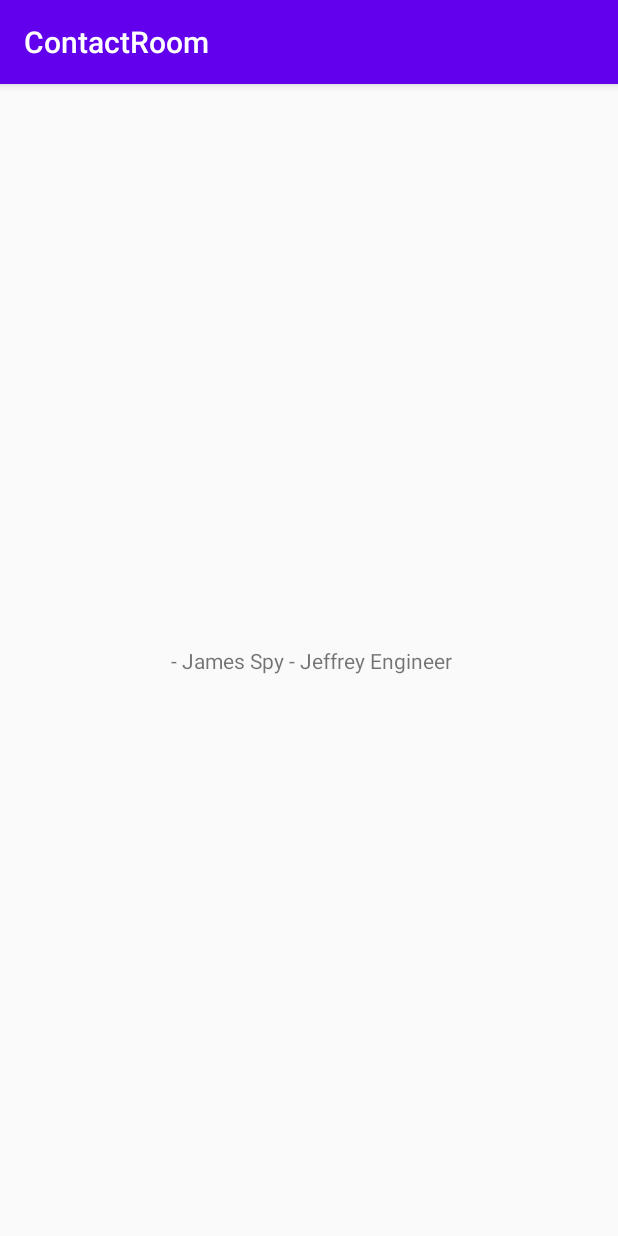
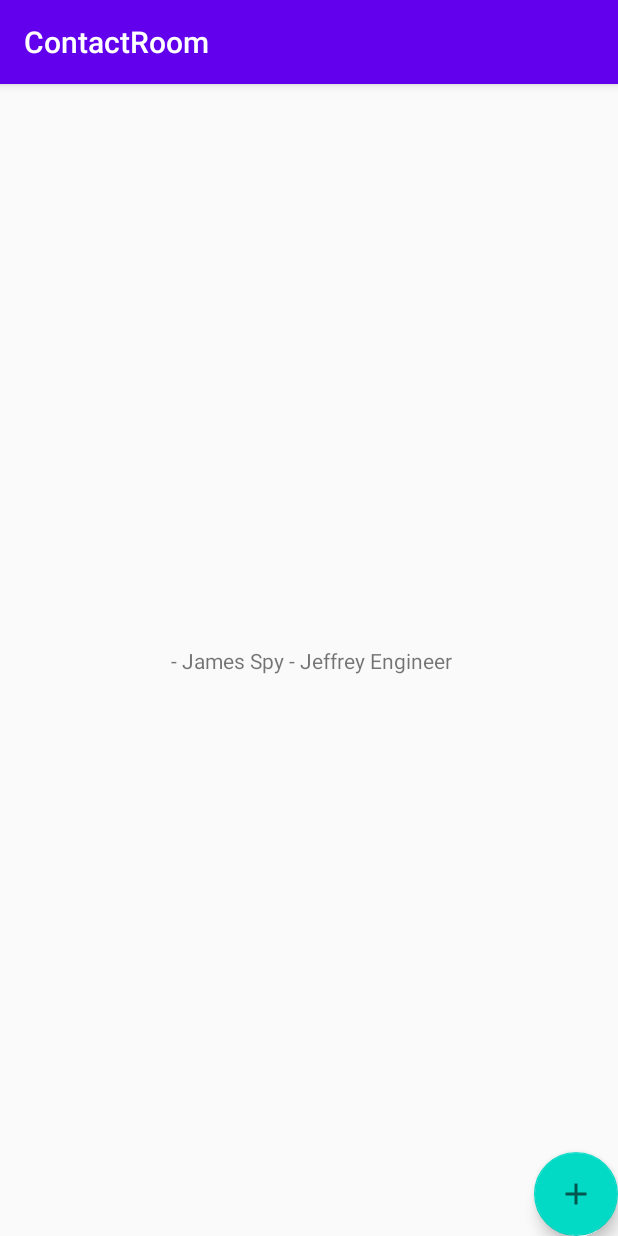
Before and after one commit to collau/ContactRoom, an Android app: the screen it shows after launch (MainActivity), on a phone screen of 412 x 824 dp. Run offline under Robolectric (Android 15) with nearby library versions, the phone set to English and light mode, and no system bars; our stand-ins replace Room's generated code.

Commit message:
8. Adding Custom Contacts Via the Contact Activity - Revert Main Activity as Launcher Activity - Floating Button to bring us to NewContact Activity - Upon Save, return to Main Activity to show that result has been saved and displayed

```diff
--- /dev/null
+++ b/app/src/main/res/drawable/ic_baseline_add_24.xml
@@ -0,0 +1,10 @@
+<vector xmlns:android="http://schemas.android.com/apk/res/android"
+    android:width="24dp"
+    android:height="24dp"
+    android:viewportWidth="24"
+    android:viewportHeight="24"
+    android:tint="?attr/colorControlNormal">
+  <path
+      android:fillColor="@android:color/white"
+      android:pathData="M19,13h-6v6h-2v-6H5v-2h6V5h2v6h6v2z"/>
+</vector>
--- a/app/src/main/res/layout/activity_main.xml
+++ b/app/src/main/res/layout/activity_main.xml
@@ -16,4 +16,14 @@
         app:layout_constraintRight_toRightOf="parent"
         app:layout_constraintTop_toTopOf="parent" />
 
+    <com.google.android.material.floatingactionbutton.FloatingActionButton
+        android:id="@+id/button_addContact"
+        android:layout_width="wrap_content"
+        android:layout_height="wrap_content"
+        android:clickable="true"
+        android:contentDescription="@string/description_text"
+        app:layout_constraintBottom_toBottomOf="parent"
+        app:layout_constraintEnd_toEndOf="parent"
+        app:srcCompat="@drawable/ic_baseline_add_24" />
+
 </androidx.constraintlayout.widget.ConstraintLayout>
--- a/app/src/main/res/values/strings.xml
+++ b/app/src/main/res/values/strings.xml
@@ -4,4 +4,5 @@
     <string name="occupation_hint">Enter Occupation</string>
     <string name="text_save">Save</string>
     <string name="empty">Enter information</string>
+    <string name="description_text">Plus button icon</string>
 </resources>
```
Also changed, not shown: app/src/main/AndroidManifest.xml (+4 -4 lines), app/src/main/java/com/fishnco/contactroom/MainActivity.java (+28 -0 lines), app/src/main/java/com/fishnco/contactroom/NewContact.java (+20 -6 lines).
